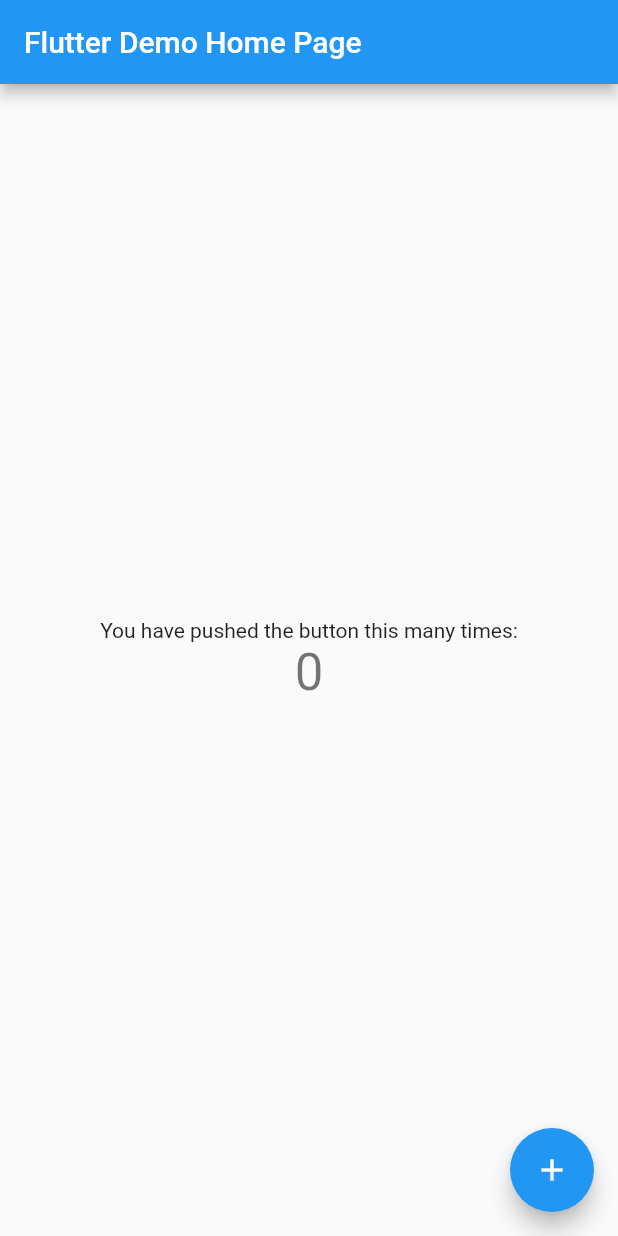
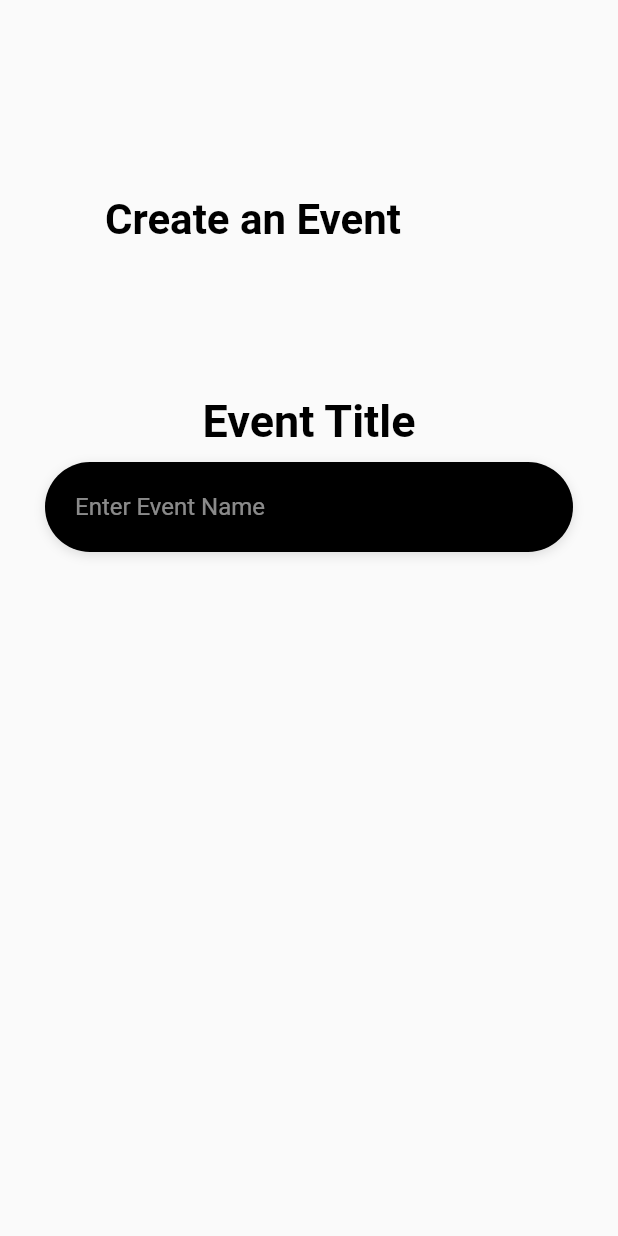
Before and after one commit to adasdevelopers/when-to-meet, a Flutter app: the screen it shows after launch, on a phone screen of 412 x 824 dp. Run offline on Flutter 3.47's test engine with Material 2 defaults, Android fonts, the phone set to English and light mode, and no system bars; Roboto replaces fonts that are missing (OpenSans).

Commit message:
added first textbox and constant to work the design

```diff
--- a/code/when2meet_dupe/lib/main.dart
+++ b/code/when2meet_dupe/lib/main.dart
@@ -1,4 +1,5 @@
 import 'package:flutter/material.dart';
+import 'package:when2meet_dupe/screens/eventSchedule.dart';
 
 void main() {
   runApp(MyApp());
@@ -22,7 +23,8 @@ class MyApp extends StatelessWidget {
         // is not restarted.
         primarySwatch: Colors.blue,
       ),
-      home: MyHomePage(title: 'Flutter Demo Home Page'),
+      home: EventScheduleUi(),
+      // MyHomePage(title: 'Flutter Demo Home Page'),
     );
   }
 }
--- /dev/null
+++ b/code/when2meet_dupe/lib/screens/eventSchedule.dart
@@ -0,0 +1,101 @@
+import 'package:flutter/material.dart';
+import 'package:when2meet_dupe/utilities/constant.dart';
+
+class EventScheduleUi extends StatefulWidget {
+  @override
+  _EventScheduleUiState createState() => _EventScheduleUiState();
+}
+
+class _EventScheduleUiState extends State<EventScheduleUi> {
+  String eventName = "";
+  @override
+  Widget build(BuildContext context) {
+    return Scaffold(
+      body: _buildScheduleUi(),
+    );
+  }
+
+/**
+ * This function is the function that will call all the other function to build our UI. In
+ * turn this function will be called within our body (inside our widget build) to display
+ * all the UI elements
+ */
+  Widget _buildScheduleUi() {
+    return SafeArea(
+      child: Column(
+        crossAxisAlignment: CrossAxisAlignment.start,
+        children: <Widget>[
+          SizedBox(height: 60),
+          _paddingText("Create an Event"),
+          Padding(
+            padding: const EdgeInsets.all(30),
+            child: Center(
+              child: Wrap(
+                spacing: 30,
+                runSpacing: 20,
+                children: <Widget>[
+                  _evenTitle(),
+                ],
+              ),
+            ),
+          ),
+        ],
+      ),
+    );
+  }
+
+  Widget _evenTitle() {
+    return Container(
+      child: Column(
+        children: <Widget>[
+          Text(
+            'Event Title',
+            style: TextStyle(
+              color: Colors.black,
+              fontWeight: FontWeight.bold,
+              fontSize: 30,
+            ),
+            textAlign: TextAlign.left,
+          ),
+          SizedBox(height: 10),
+          Container(
+            alignment: Alignment.centerLeft,
+            decoration: kBoxDecorationStyle,
+            height: 60.0,
+            child: TextFormField(
+              keyboardType: TextInputType.name,
+              style: TextStyle(
+                color: Colors.white,
+                fontFamily: 'OpenSans',
+              ),
+              decoration: InputDecoration(
+                border: InputBorder.none,
+                contentPadding: EdgeInsets.all(20.0),
+                hintText: 'Enter Event Name',
+                hintStyle: kHintTextStyle,
+              ),
+              validator: (val) =>
+                  val.isEmpty ? "Please enter the event name" : null,
+              onChanged: (value) {
+                setState(() => eventName = value);
+              },
+            ),
+          ),
+        ],
+      ),
+    );
+  }
+
+  Widget _paddingText(String text) {
+    return Padding(
+      padding: const EdgeInsets.all(70.0),
+      child: Text(
+        text,
+        style: TextStyle(
+            color: Colors.black, fontSize: 28.0, fontWeight: FontWeight.bold),
+        textAlign: TextAlign.start,
+      ),
+    );
+  } //_paddingText
+
+}
--- /dev/null
+++ b/code/when2meet_dupe/lib/utilities/constant.dart
@@ -0,0 +1,24 @@
+import 'package:flutter/material.dart';
+
+final kHintTextStyle = TextStyle(
+  color: Colors.white54,
+  fontFamily: 'OpenSans',
+);
+
+final kLabelStyle = TextStyle(
+  color: Colors.black,
+  fontWeight: FontWeight.bold,
+  fontFamily: 'OpenSans',
+);
+
+final kBoxDecorationStyle = BoxDecoration(
+  color: Colors.black,
+  borderRadius: BorderRadius.circular(60.0),
+  boxShadow: [
+    BoxShadow(
+      color: Colors.black12,
+      blurRadius: 6.0,
+      offset: Offset(0, 2),
+    ),
+  ],
+);
```
